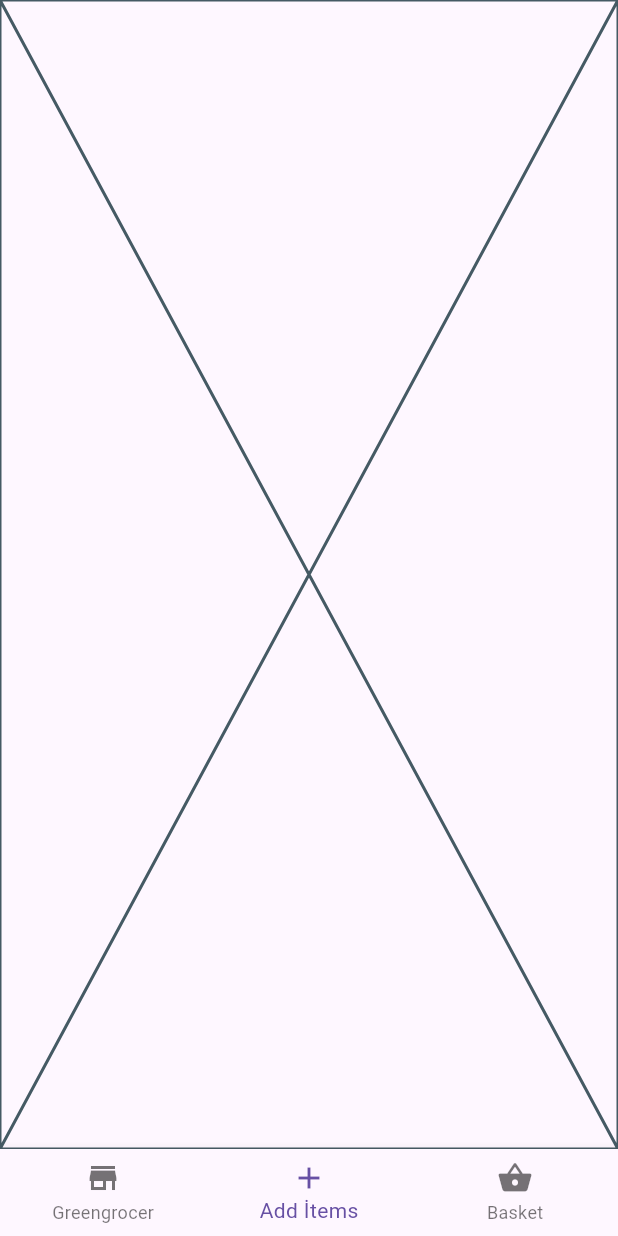
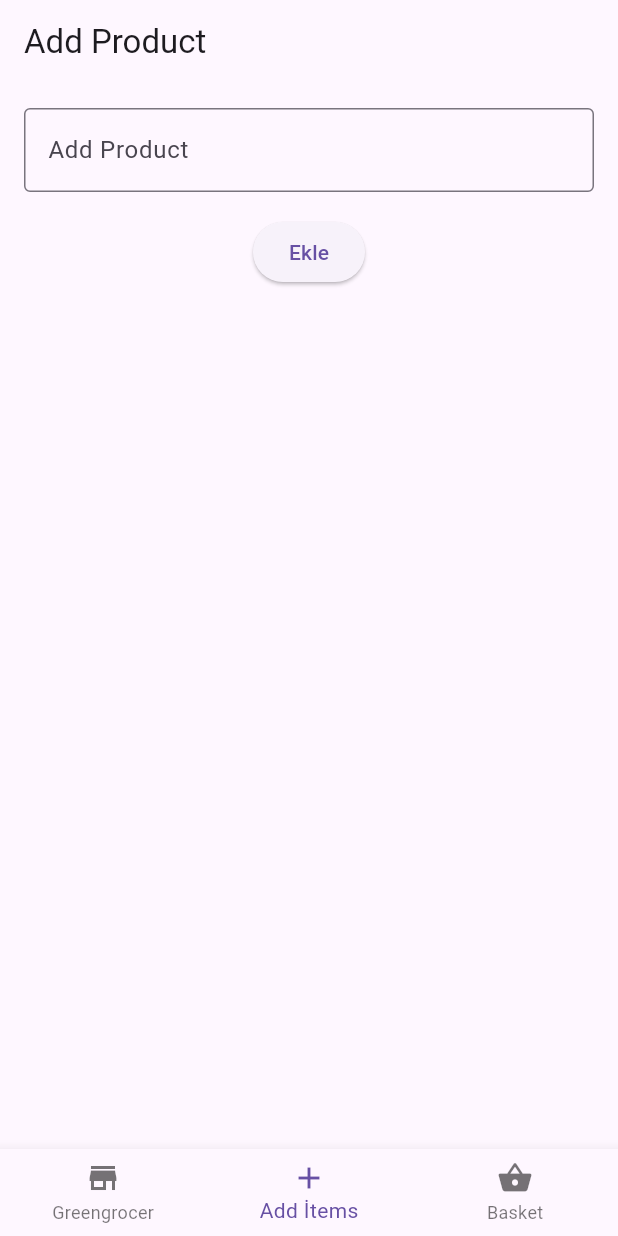
Before and after one commit to Atarapa0/Flutter_example_10_greengrocer, a Flutter app: the screen it shows after launch, item 2 of the bottom bar chosen, on a phone screen of 412 x 824 dp. Run offline on Flutter 3.47's test engine with Material 3 defaults, Android fonts, the phone set to English and light mode, and no system bars; our stand-ins replace go_router.

Commit message:
feat: Implement item management in `CardModel` and `AddItems` page
This commit introduces the following changes:

- **`CardModel`:**
    - Adds `add(String productName)` method:
        - Increments the count of an existing product.
        - Adds a new product with a count of 1 if it doesn't exist.
        - Notifies listeners after modification.
    - Adds `remove(String productName)` method:
        - Decrements the count of an existing product if its count is greater than 0.
        - Removes the product from the map if its count reaches 0.
        - Notifies listeners after modification.
    - Removes the unused `counts` map.

- **`AddItems` page:**
    - Transforms from a stateless placeholder to a stateful widget.
    - Adds a `TextEditingController` (`_controller`) to get product input.
    - Implements an `addItem` function:
        - Retrieves the product name from the `_controller`.
        - Uses `Provider.of<CardModel>` to access the `CardModel`.
        - Calls the `add` method of `CardModel` to add the product.
        - Clears the `_controller`.
        - Shows a `SnackBar` to confirm the product addition.
    - Includes a `TextField` for product input and an `ElevatedButton` to trigger `addItem`.
    - Manages the lifecycle of `_controller` using `initState` and `dispose`.
    - Sets up an `AppBar` with the title "Add Product".

- **`pubspec.yaml`:**
    - Updates the `provider` dependency from `^6.1.1` to `^6.1.5+1`.

```diff
--- a/lib/pages/add_items.dart
+++ b/lib/pages/add_items.dart
@@ -1,15 +1,73 @@
+import 'package:example/models/cardmodel.dart';
 import 'package:flutter/material.dart';
+import 'package:provider/provider.dart';
 
 class AddItems extends StatefulWidget {
   const AddItems({super.key});
 
   @override
   State<AddItems> createState() => _AddItemsState();
+
 }
 
 class _AddItemsState extends State<AddItems> {
+  late TextEditingController _controller;
+  var i = 0;
+  // Ürün ekleme fonksiyonu
+  void addItem(BuildContext context) {
+    final value = _controller.text.trim();
+    if (value.isNotEmpty) {
+      final counter = Provider.of<CardModel>(context, listen: false);
+      counter.add(value); // sadece ürünü ekle
+      _controller.clear();
+
+      ScaffoldMessenger.of(context).showSnackBar(
+        SnackBar(content: Text('Ürün eklendi: $value')),
+      );
+    }
+  }
+
+  @override
+  void initState() {
+    super.initState();
+    _controller = TextEditingController();
+  }
+
+  @override
+  void dispose() {
+    _controller.dispose();
+    super.dispose();
+  }
+
   @override
   Widget build(BuildContext context) {
-    return const Placeholder();
-  }
+    return Scaffold(
+        appBar: AppBar(title: Text("Add Product")),
+        body: Column(
+          children: [
+            Padding(
+              padding: const EdgeInsets.all(16.0),
+              child: Column(
+                children: [
+                  TextField(
+                    controller: _controller,
+                    decoration: InputDecoration(
+                      border: OutlineInputBorder(),
+                      labelText: 'Add Product',
+                    ),
+                  ),
+                  SizedBox(height: 16),
+                  ElevatedButton(
+                    onPressed: () => addItem(context),
+                    child: Text("Ekle"),
+                  ),
+                ],
+              ),
+            ),
+
+          ],
+        ),
+      );
+
+    }
 }
--- a/pubspec.yaml
+++ b/pubspec.yaml
@@ -30,7 +30,7 @@ environment:
 dependencies:
   flutter:
     sdk: flutter
-  provider: ^6.1.1
+  provider: ^6.1.5+1
 
   # The following adds the Cupertino Icons font to your application.
   # Use with the CupertinoIcons class for iOS style icons.
```
Also changed, not shown: lib/models/cardmodel.dart (+16 -1 lines).
